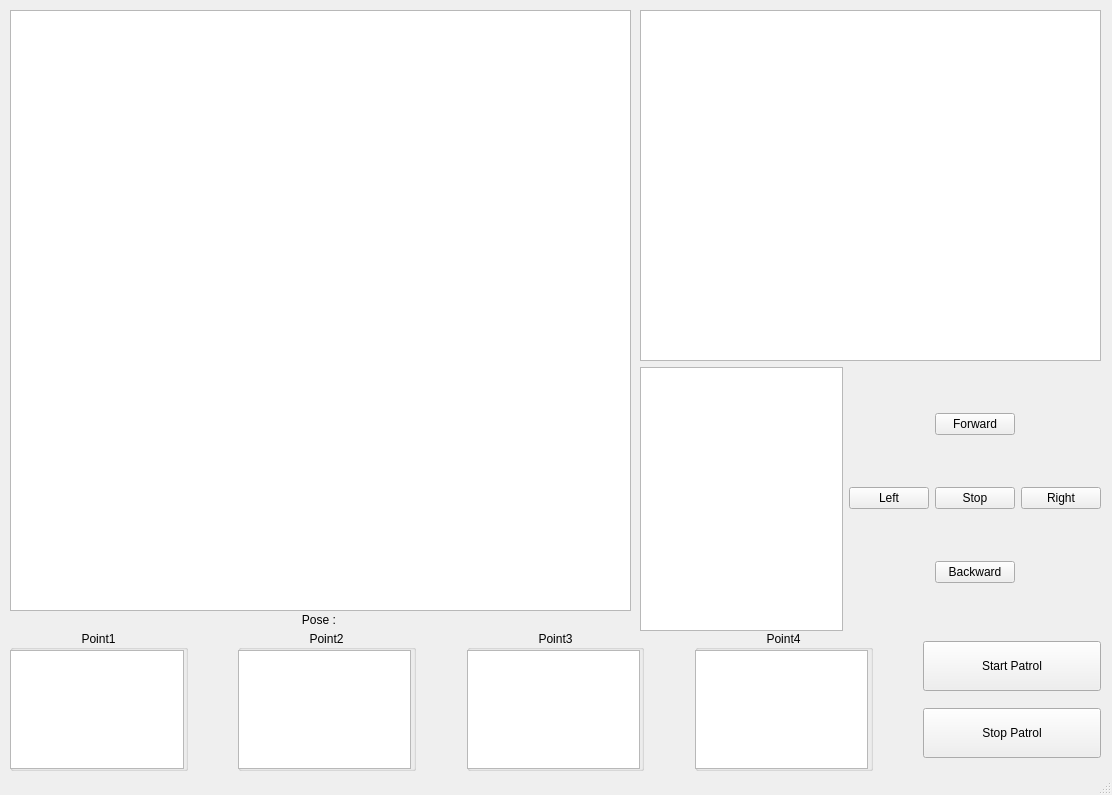
The window that src/turtlebot3_term_pj/turtlebot3_term_pj/main_ui.ui (NMHK-134711/turtlebot3_term_pj) describes before a commit, drawn with Qt 5.
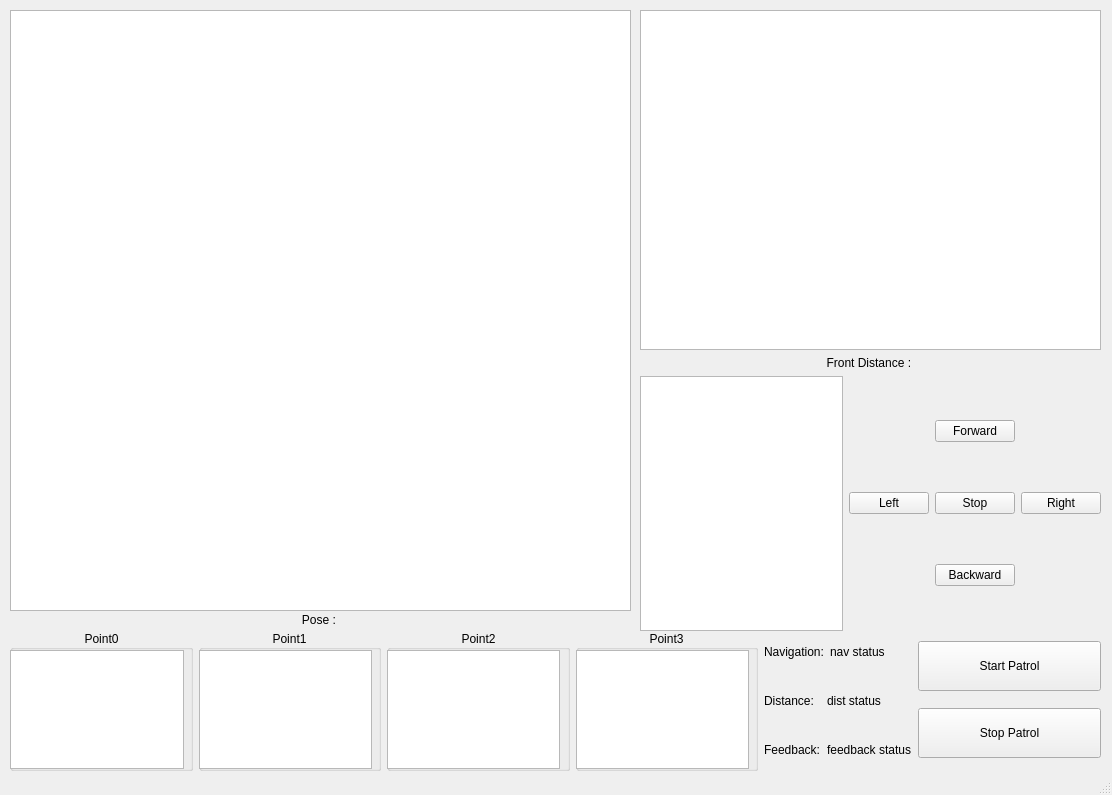
The same window after the commit.

What changed in the file:
```diff
--- a/src/turtlebot3_term_pj/turtlebot3_term_pj/main_ui.ui
+++ b/src/turtlebot3_term_pj/turtlebot3_term_pj/main_ui.ui
@@ -23,10 +23,20 @@
       <height>621</height>
      </rect>
     </property>
-    <layout class="QVBoxLayout" name="verticalLayout" stretch="4,3">
+    <layout class="QVBoxLayout" name="verticalLayout" stretch="4,0,3">
      <item>
       <widget class="QGraphicsView" name="camera_feed"/>
      </item>
+     <item>
+      <widget class="QLabel" name="front_distance_label">
+       <property name="text">
+        <string>Front Distance : </string>
+       </property>
+       <property name="alignment">
+        <set>Qt::AlignCenter</set>
+       </property>
+      </widget>
+     </item>
      <item>
       <layout class="QHBoxLayout" name="horizontalLayout">
        <item>
@@ -94,11 +104,11 @@
       <height>141</height>
      </rect>
     </property>
-    <layout class="QHBoxLayout" name="horizontalLayout_2" stretch="4,1,4,1,4,1,4,1,4">
+    <layout class="QHBoxLayout" name="horizontalLayout_2" stretch="4,4,4,4,0,4">
      <item>
       <widget class="QGroupBox" name="groupBox">
        <property name="title">
-        <string>Point1</string>
+        <string>Point0</string>
        </property>
        <property name="alignment">
         <set>Qt::AlignCenter</set>
@@ -115,23 +125,10 @@
        </widget>
       </widget>
      </item>
-     <item>
-      <spacer name="horizontalSpacer_2">
-       <property name="orientation">
-        <enum>Qt::Horizontal</enum>
-       </property>
-       <property name="sizeHint" stdset="0">
-        <size>
-         <width>40</width>
-         <height>20</height>
-        </size>
-       </property>
-      </spacer>
-     </item>
      <item>
       <widget class="QGroupBox" name="groupBox_2">
        <property name="title">
-        <string>Point2</string>
+        <string>Point1</string>
        </property>
        <property name="alignment">
         <set>Qt::AlignCenter</set>
@@ -148,23 +145,10 @@
        </widget>
       </widget>
      </item>
-     <item>
-      <spacer name="horizontalSpacer_4">
-       <property name="orientation">
-        <enum>Qt::Horizontal</enum>
-       </property>
-       <property name="sizeHint" stdset="0">
-        <size>
-         <width>40</width>
-         <height>20</height>
-        </size>
-       </property>
-      </spacer>
-     </item>
      <item>
       <widget class="QGroupBox" name="groupBox_3">
        <property name="title">
-        <string>Point3</string>
+        <string>Point2</string>
        </property>
        <property name="alignment">
         <set>Qt::AlignCenter</set>
@@ -181,23 +165,10 @@
        </widget>
       </widget>
      </item>
-     <item>
-      <spacer name="horizontalSpacer_3">
-       <property name="orientation">
-        <enum>Qt::Horizontal</enum>
-       </property>
-       <property name="sizeHint" stdset="0">
-        <size>
-         <width>40</width>
-         <height>20</height>
-        </size>
-       </property>
-      </spacer>
-     </item>
      <item>
       <widget class="QGroupBox" name="groupBox_4">
        <property name="title">
-        <string>Point4</string>
+        <string>Point3</string>
        </property>
        <property name="alignment">
         <set>Qt::AlignCenter</set>
@@ -215,17 +186,62 @@
       </widget>
      </item>
      <item>
-      <spacer name="horizontalSpacer">
-       <property name="orientation">
-        <enum>Qt::Horizontal</enum>
-       </property>
-       <property name="sizeHint" stdset="0">
-        <size>
-         <width>40</width>
-         <height>20</height>
-        </size>
-       </property>
-      </spacer>
+      <layout class="QVBoxLayout" name="verticalLayout_2">
+       <item>
+        <layout class="QHBoxLayout" name="horizontalLayout_3" stretch="2,3">
+         <item>
+          <widget class="QLabel" name="navigation">
+           <property name="text">
+            <string>Navigation:</string>
+           </property>
+          </widget>
+         </item>
+         <item>
+          <widget class="QLabel" name="nav_status">
+           <property name="text">
+            <string>nav status</string>
+           </property>
+          </widget>
+         </item>
+        </layout>
+       </item>
+       <item>
+        <layout class="QHBoxLayout" name="horizontalLayout_4" stretch="2,3">
+         <item>
+          <widget class="QLabel" name="Distance">
+           <property name="text">
+            <string>Distance:</string>
+           </property>
+          </widget>
+         </item>
+         <item>
+          <widget class="QLabel" name="dist_status">
+           <property name="text">
+            <string>dist status</string>
+           </property>
+          </widget>
+         </item>
+        </layout>
+       </item>
+       <item>
+        <layout class="QHBoxLayout" name="horizontalLayout_5" stretch="2,3">
+         <item>
+          <widget class="QLabel" name="feedback">
+           <property name="text">
+            <string>Feedback:</string>
+           </property>
+          </widget>
+         </item>
+         <item>
+          <widget class="QLabel" name="feedback_status">
+           <property name="text">
+            <string>feedback status</string>
+           </property>
+          </widget>
+         </item>
+        </layout>
+       </item>
+      </layout>
      </item>
      <item>
       <layout class="QVBoxLayout" name="verticalLayout_3">
```
